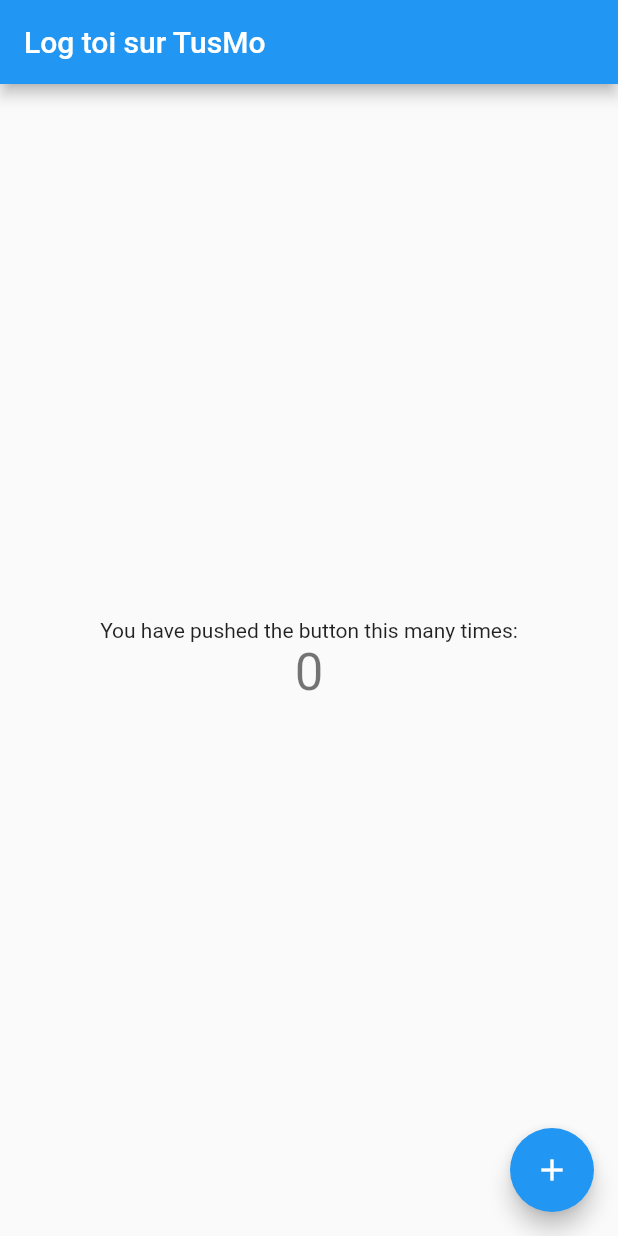
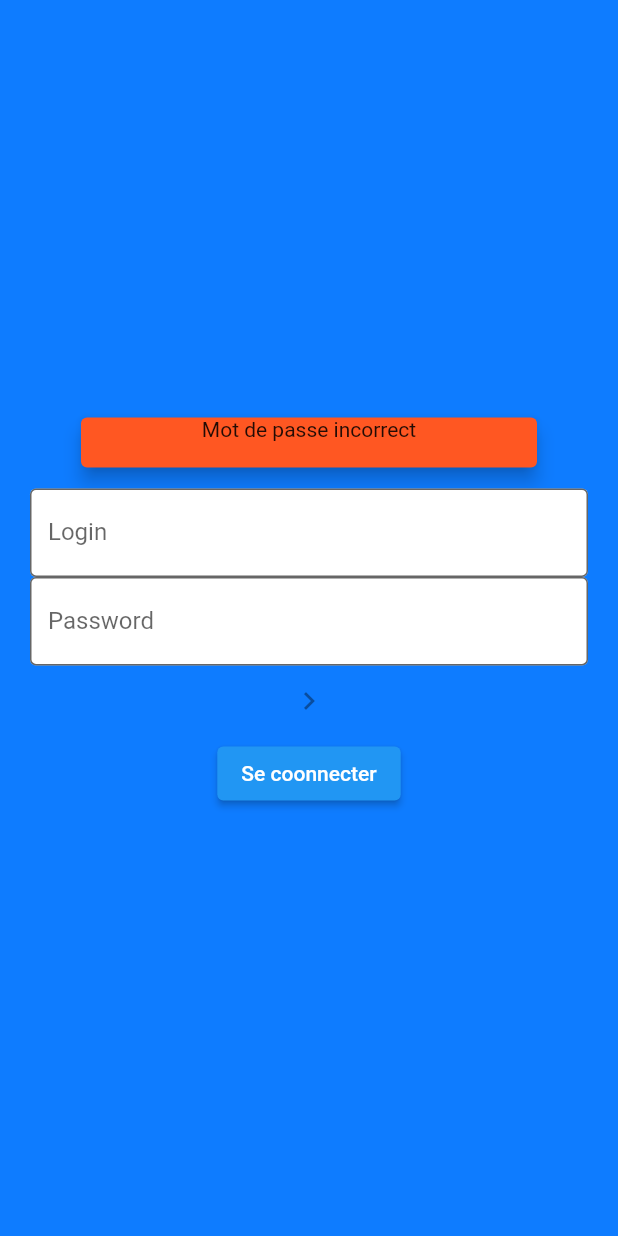
Before and after one commit to FelixLeChat49/flutter_motus_les_bg, a Flutter app: the LoginPage screen opened directly, on a phone screen of 412 x 824 dp. Run offline on Flutter 3.47's test engine with Material 2 defaults, Android fonts, the phone set to English and light mode, and no system bars; our stand-ins replace firebase_auth, hive, hive_flutter; accounts and stored records are empty.

Commit message:
plein de trucs

```diff
--- a/lib/data/dataSources/firestore/user_firestore.dart
+++ b/lib/data/dataSources/firestore/user_firestore.dart
@@ -0,0 +1,26 @@
+import 'package:firebase_auth/firebase_auth.dart';
+
+class UserFirestore {
+  static UserFirestore? _instance;
+  final FirebaseAuth _firebaseAuth = FirebaseAuth.instance;
+
+  static getInstance() {
+    _instance ??= UserFirestore._();
+
+    return _instance;
+  }
+
+  UserFirestore._();
+
+  Future<UserCredential> signInWithCredentials({required String email, required String password}) async {
+    UserCredential userCredential = await _firebaseAuth.signInWithEmailAndPassword(email: email, password: password);
+
+    return userCredential;
+  }
+
+  Future<UserCredential> signUp({required String email, required String password}) async {
+
+    UserCredential userCredential = await _firebaseAuth.createUserWithEmailAndPassword(email: email, password: password);
+    return userCredential;
+  }
+}
--- a/lib/data/dataSources/local/user_hive.dart
+++ b/lib/data/dataSources/local/user_hive.dart
@@ -3,7 +3,7 @@ import 'package:hive_flutter/hive_flutter.dart';
 // Utilisation du model Singleton
 class UserHive {
   static UserHive? _instance;
-  static Box<User>? _box;
+  static Box<Player>? _box;
 
   static Future<UserHive> getInstance() async {
     if(_instance == null){
@@ -15,7 +15,7 @@ class UserHive {
 
   UserHive._();
 
-  Future<void> insertUser(User user) async {
+  Future<void> insertUser(Player user) async {
     await _box?.add(user);
     // await _box?.close();
     return;
--- a/lib/data/entities/game.dart
+++ b/lib/data/entities/game.dart
@@ -12,7 +12,7 @@ class Game {
   DateTime? endDate;
 
   @HiveField(2)
-  User? player;
+  Player? player;
 
   @HiveField(3)
   double? score;
--- a/lib/data/entities/user.dart
+++ b/lib/data/entities/user.dart
@@ -3,7 +3,7 @@ import 'package:hive/hive.dart';
 part 'user.g.dart';
 
 @HiveType(typeId: 3)
-class User {
+class Player {
   @HiveField(0)
   String? pseudo;
 
@@ -16,5 +16,5 @@ class User {
   @HiveField(3)
   double? score;
 
-  User({required this.pseudo, required this.email, required this.password});
+  Player({required this.pseudo, required this.email, required this.password});
 }
--- a/lib/data/repositories/user_repository.dart
+++ b/lib/data/repositories/user_repository.dart
@@ -1,21 +1,23 @@
-import 'package:flutter_motus/data/dataSources/local/user_hive.dart';
-import 'package:flutter_motus/data/entities/user.dart';
+import 'package:firebase_auth/firebase_auth.dart';
+import 'package:flutter_motus/data/dataSources/firestore/user_firestore.dart';
 
 class UserRepository{
   static UserRepository? _instance;
-  static UserHive? _userHive;
+  static UserFirestore _userFirestore = UserFirestore.getInstance();
 
-  static Future<UserRepository> getInstance() async {
-    if(_instance == null){
-      _userHive = await UserHive.getInstance();
-      _instance = UserRepository._();
-    }
+  static UserRepository getInstance() {
+    _instance ??= UserRepository._();
     return _instance!;
   }
   UserRepository._();
 
-  Future<User> insertWord(User user) async {
-    await _userHive?.insertUser(user);
-    return user;
+  Future<User?> signIn({required String email, required String password}) async {
+    UserCredential userCredential = await _userFirestore.signInWithCredentials(email: email, password: password);
+    return userCredential.user;
+  }
+
+  Future<User?> signUp({required String email, required String password}) async {
+    UserCredential userCredential = await _userFirestore.signUp(email: email, password: password);
+    return userCredential?.user;
   }
 }
--- a/lib/ui/screens/login/login.dart
+++ b/lib/ui/screens/login/login.dart
@@ -1,4 +1,6 @@
 import 'package:flutter/material.dart';
+import 'package:flutter_motus/ui/screens/login/login_viewmodel.dart';
+import 'package:provider/provider.dart';
 
 class LoginPage extends StatefulWidget {
   const LoginPage({Key? key, required this.title}) : super(key: key);
@@ -10,44 +12,78 @@ class LoginPage extends StatefulWidget {
 }
 
 class _LoginPageState extends State<LoginPage> {
-  int _counter = 0;
 
-  void _incrementCounter() {
-    setState(() {
-      // This call to setState tells the Flutter framework that something has
-      // changed in this State, which causes it to rerun the build method below
-      // so that the display can reflect the updated values. If we changed
-      // _counter without calling setState(), then the build method would not be
-      // called again, and so nothing would appear to happen.
-      _counter++;
-    });
-  }
+  TextEditingController loginController = TextEditingController();
+  TextEditingController passwordController = TextEditingController();
 
   @override
   Widget build(BuildContext context) {
     return Scaffold(
-      appBar: AppBar(
-        title: Text(widget.title),
+      backgroundColor: Color(0xFF0E7CFF),
+      body: Consumer<SignInAndSignUpViewModel> (
+        builder: ((context, viewModel, child) {
+          viewModel.addListener((){});
+          return Column(
+            mainAxisAlignment: MainAxisAlignment.center,
+
+            children: <Widget>[
+              Container(
+                margin: EdgeInsets.only(left:20, right: 20),
+                width: MediaQuery.of(context).size.width - 100,
+                height: MediaQuery.of(context).size.width/10,
+                child: const Card(
+                  color: Colors.deepOrange,
+                  elevation: 5,
+                  child: Text('Mot de passe incorrect', textAlign: TextAlign.center,),
                 ),
-      body: Center(
+              ),
+
+              Container(
+                margin: EdgeInsets.symmetric(horizontal: 20, vertical: 10),
                 child: Column(
-          mainAxisAlignment: MainAxisAlignment.center,
-          children: <Widget>[
-            const Text(
-              'You have pushed the button this many times:',
+                  children: [
+                    TextField(
+                      obscureText: false,
+                      controller: loginController,
+                      keyboardType: TextInputType.emailAddress,
+                      decoration: InputDecoration(
+                        border: OutlineInputBorder(),
+                        fillColor: Colors.white,
+                        filled: true,
+                        labelText: 'Login',
                       ),
-            Text(
-              '$_counter',
-              style: Theme.of(context).textTheme.headline4,
                     ),
+                    TextField(
+                      obscureText: true,
+                      controller: passwordController,
+                      decoration: InputDecoration(
+                        border: OutlineInputBorder(),
+                        fillColor: Colors.white,
+                        filled: true,
+                        labelText: 'Password',
+                      ),
+                    ),
+                    IconButton(
+                        onPressed: null,
+                        icon: Icon(Icons.chevron_right)
+                    ),
+                    ElevatedButton(
+                        onPressed: () {
+                          viewModel.signIn(email: loginController.value.text, password: passwordController.value.text);
+
+                      },
+                        child:
+                    Text('Se coonnecter')),
                   ],
                 ),
               ),
-      floatingActionButton: FloatingActionButton(
-        onPressed: _incrementCounter,
-        tooltip: 'Increment',
-        child: const Icon(Icons.add),
-      ), // This trailing comma makes auto-formatting nicer for build methods.
+
+            ],
+          );
+        }),
+      ),
+
+
     );
   }
 }
--- a/lib/ui/screens/login/login_viewmodel.dart
+++ b/lib/ui/screens/login/login_viewmodel.dart
@@ -0,0 +1,26 @@
+import 'package:firebase_auth/firebase_auth.dart';
+import 'package:flutter/foundation.dart';
+import 'package:flutter_motus/data/repositories/user_repository.dart';
+
+import '../../../data/entities/user.dart';
+
+class SignInAndSignUpViewModel with ChangeNotifier {
+  User? _user;
+  User? get user => _user;
+
+  Future<void> signIn({required String email, required String password}) async {
+
+    UserRepository userRepository = await UserRepository.getInstance();
+
+    try {
+      _user = await userRepository.signIn(email: email, password: password);
+    } on Exception catch (_) {
+      _user ??= await userRepository.signUp(email: email, password: password);
+    }
+
+    notifyListeners();
+
+    return;
+  }
+
+}
--- a/pubspec.yaml
+++ b/pubspec.yaml
@@ -32,6 +32,8 @@ dependencies:
   hive_flutter: ^1.1.0
   hive: ^2.2.1
   provider: ^6.0.3
+  firebase_core: ^1.17.0
+  firebase_auth: ^3.3.18
 
   # The following adds the Cupertino Icons font to your application.
   # Use with the CupertinoIcons class for iOS style icons.
```
Also changed, not shown: lib/main.dart (+8 -6 lines), lib/ui/screens/login/formulaire.dart (+68 -0 lines), lib/data/entities/game.g.dart, lib/data/entities/user.g.dart, pubspec.lock, 3 other files. Lines whose indentation alone changed are shown as unchanged.
